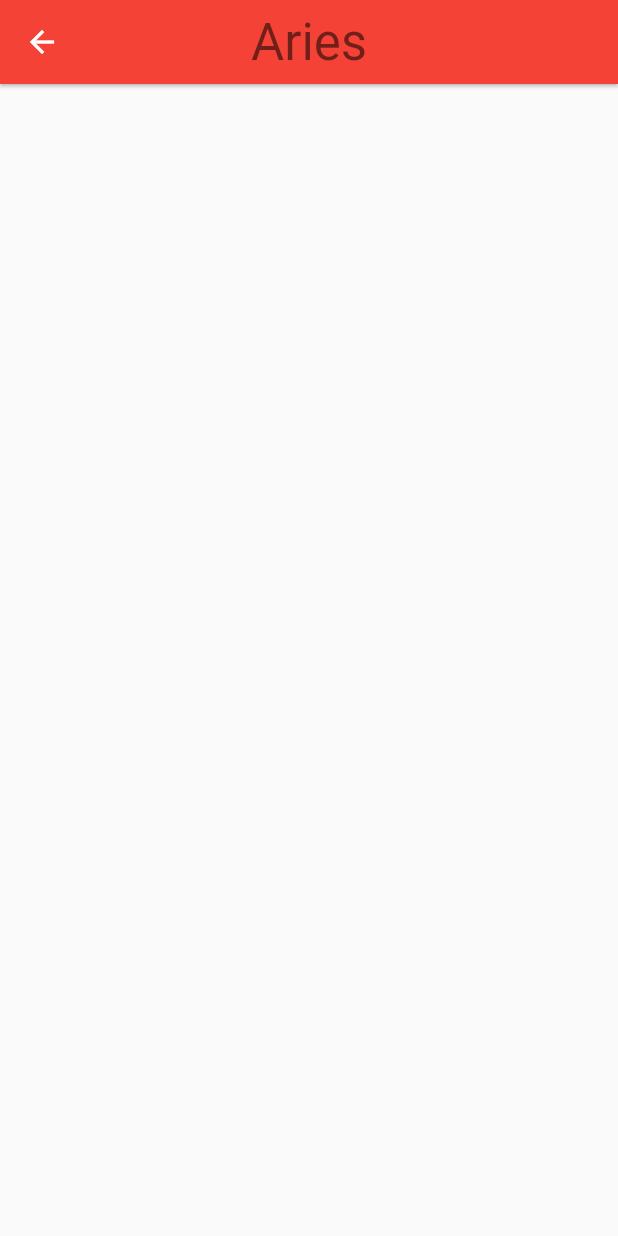
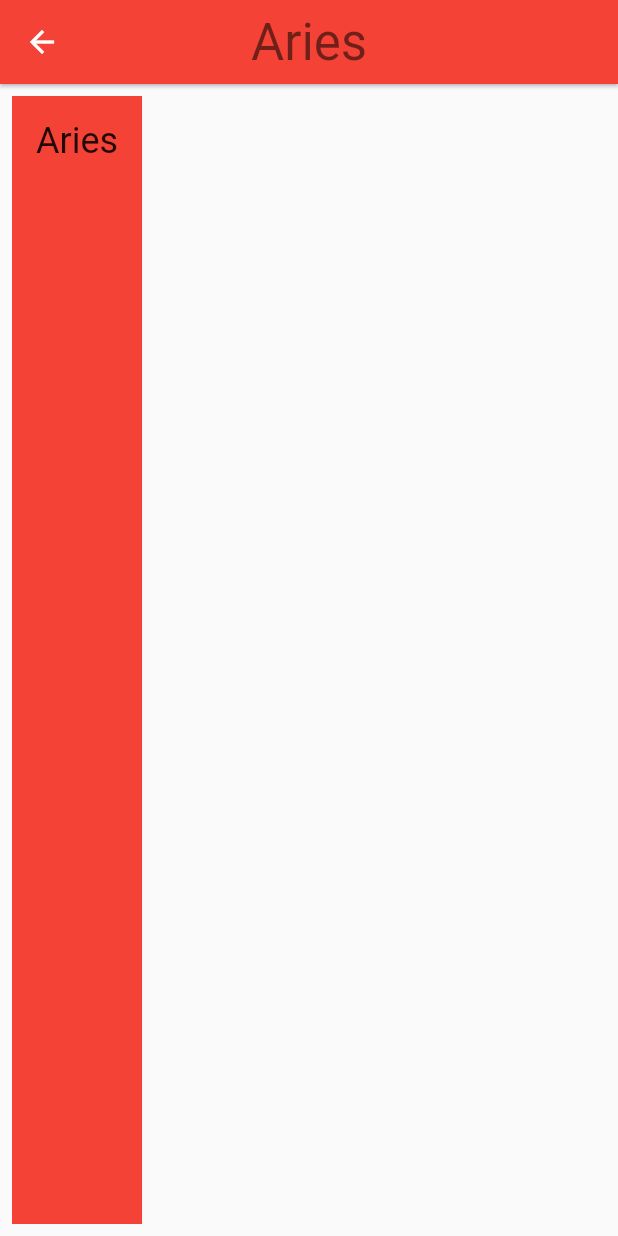
Before and after one commit to sofanisba/horoscockail, a Flutter app: the screen it shows after launch, after a tap on "Aries", on a phone screen of 412 x 824 dp. Run offline on Flutter 3.47's test engine with Material 2 defaults, Android fonts, the light colour scheme and no system bars.

Commit message:
add horoscope route

```diff
--- /dev/null
+++ b/lib/horoscope_route.dart
@@ -0,0 +1,34 @@
+import 'package:flutter/material.dart';
+import 'package:meta/meta.dart';
+
+class HoroscopeRoute extends StatelessWidget {
+  final String name;
+  final Color color;
+  final String icon;
+
+  const HoroscopeRoute({
+    @required this.name,
+    @required this.color,
+    @required this.icon,
+  }) : assert(name != null),
+       assert(color != null),
+       assert(icon != null);
+
+  @override
+
+  Widget build(BuildContext context) {
+    return Container(
+      color: color,
+      margin: EdgeInsets.all(8.0),
+      padding: EdgeInsets.all(16.0),
+      child: Column(
+        children: <Widget>[
+          Text(
+            name,
+            style: Theme.of(context).textTheme.headline
+          )
+        ],
+      )
+    );
+  }
+}
--- a/lib/sign.dart
+++ b/lib/sign.dart
@@ -1,5 +1,6 @@
 import 'package:flutter/material.dart';
 import 'package:meta/meta.dart';
+import 'horoscope_route.dart';
 
 // We use an underscore to indicate that these variables are private.
 // See https://www.dartlang.org/guides/language/effective-dart/design#libraries
@@ -33,6 +34,11 @@ class Sign extends StatelessWidget {
             ),
             centerTitle: true,
             backgroundColor: color,
+          ),
+          body: HoroscopeRoute(
+            name: name,
+            color: color,
+            icon: icon
           )
         );
       }
```
